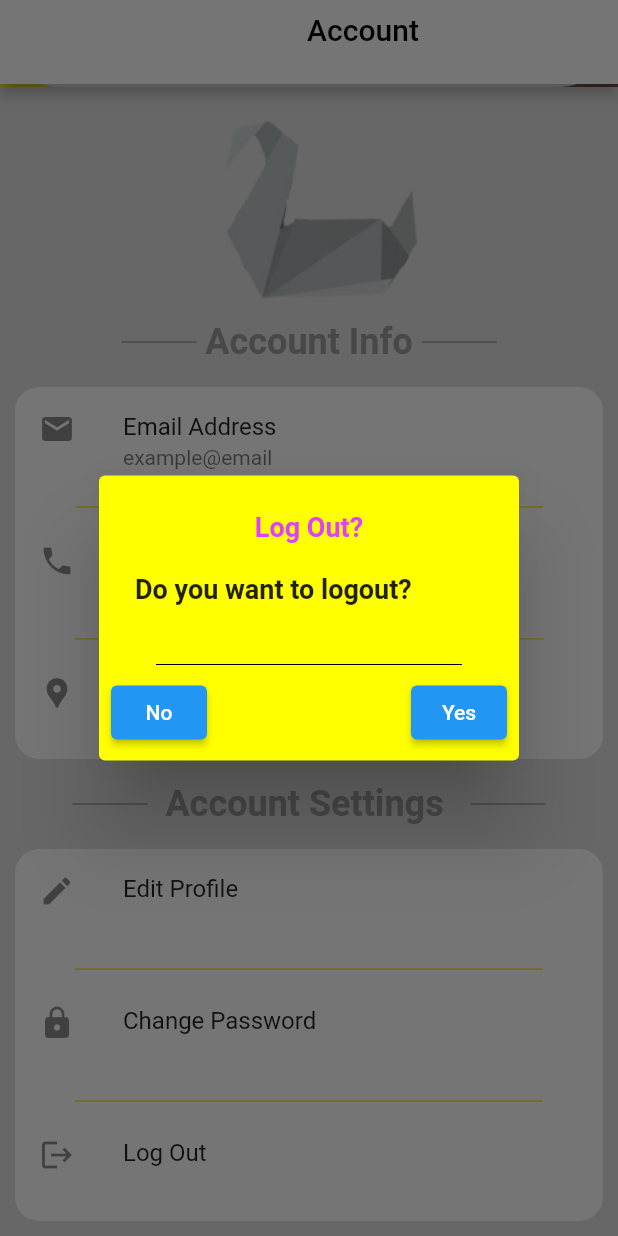
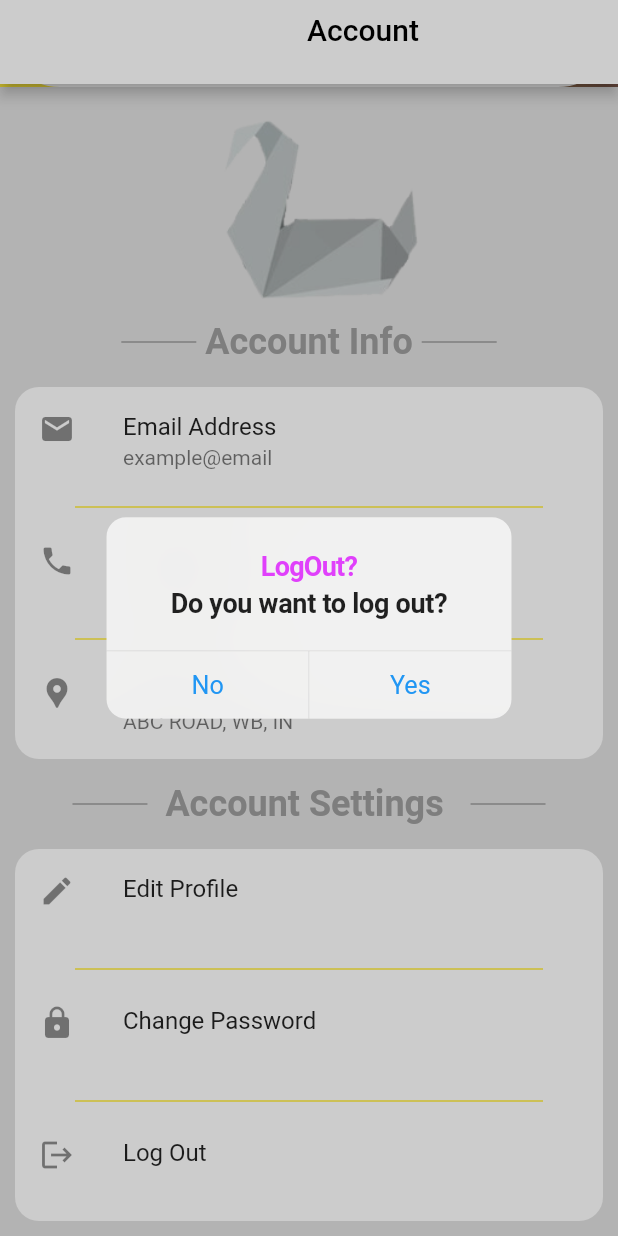
Before and after one commit to AvinandanBose/multistoreapp, a Flutter app: the ProfileScreen screen opened directly, scrolled down 162 dp, after a tap on "Log Out", on a phone screen of 412 x 824 dp. Run offline on Flutter 3.47's test engine with Material 2 defaults, Android fonts, the phone set to English and light mode, and no system bars; our stand-ins replace animated_text_kit, firebase_auth, firebase_core, image_picker; accounts and stored records are empty; network calls fail.

Commit message:
LogOutUsingCupertinoAlertButton2(Final)

```diff
--- a/lib/main_screen/profile.dart
+++ b/lib/main_screen/profile.dart
@@ -1,4 +1,5 @@
 import 'package:firebase_auth/firebase_auth.dart';
+import 'package:flutter/cupertino.dart';
 import 'package:flutter/material.dart';
 import 'package:multistoreapp/customer_screens/customer_orders.dart';
 import 'package:multistoreapp/customer_screens/wishlist.dart';
@@ -249,62 +250,21 @@ class _ProfileScreenState extends State<ProfileScreen> {
                                       title: 'Log Out',
                                       icon: Icons.logout,
                                       onPressed: () {
-                                        showDialog(
+                                        MyAlertDialogue.showMyDialogue(
                                           context: context,
-                                          builder: (BuildContext context) =>
-                                              AlertDialog(
-                                            backgroundColor:
-                                                Colors.yellowAccent,
-                                            title: const Center(
-                                              child: Text(
-                                                'Log Out?',
-                                                style: TextStyle(
-                                                  fontWeight: FontWeight.bold,
-                                                  fontSize: 18,
-                                                  color: Colors.purpleAccent,
-                                                ),
-                                              ),
-                                            ),
-                                            content: const Text(
-                                              'Do you want to logout?',
-                                              style: TextStyle(
-                                                fontWeight: FontWeight.bold,
-                                                fontSize: 18,
-                                                color: Colors.black87,
-                                              ),
-                                            ),
-                                            actions: <Widget>[
-                                              const Divider(
-                                                color: Colors.black,
-                                                indent: 30,
-                                                endIndent: 30,
-                                              ),
-                                              Row(
-                                                mainAxisAlignment:
-                                                    MainAxisAlignment
-                                                        .spaceBetween,
-                                                children: <Widget>[
-                                                  ElevatedButton(
-                                                    onPressed: () {
-                                                      Navigator.pop(context);
-                                                    },
-                                                    child: const Text('No'),
-                                                  ),
-                                                  ElevatedButton(
-                                                    onPressed: () async {
-                                                      await FirebaseAuth.instance.signOut();
-                                                      Navigator.pop(context);//Removes the back button
-                                                      Navigator
-                                                          .pushReplacementNamed(
-                                                              context,
-                                                              'welcome_screen');
-                                                    },
-                                                    child: const Text('Yes'),
-                                                  ),
-                                                ],
-                                              ),
-                                            ],
-                                          ),
+                                          dgTitle: 'LogOut?',
+                                          dgContent: 'Do you want to log out?',
+                                          tabNo: () {
+                                            Navigator.pop(context);
+                                          },
+                                          tabYes: () async {
+                                            await FirebaseAuth.instance
+                                                .signOut();
+                                            Navigator.pop(
+                                                context); //Removes the back button
+                                            Navigator.pushReplacementNamed(
+                                                context, 'welcome_screen');
+                                          },
                                         );
                                       },
                                     ),
@@ -320,6 +280,54 @@ class _ProfileScreenState extends State<ProfileScreen> {
                 ),
               ),
             ],
+          ),
+        ],
+      ),
+    );
+  }
+}
+
+class MyAlertDialogue {
+  static showMyDialogue({
+    required BuildContext context,
+    required String dgTitle,
+    required String dgContent,
+    required Function tabNo,
+    required Function tabYes,
+  }) {
+    showCupertinoDialog(
+      context: context,
+      builder: (BuildContext context) => CupertinoAlertDialog(
+        title: Center(
+          child: Text(
+            dgTitle,
+            style: const TextStyle(
+              fontWeight: FontWeight.bold,
+              fontSize: 18,
+              color: Colors.purpleAccent,
+            ),
+          ),
+        ),
+        content: Text(
+          dgContent,
+          style: const TextStyle(
+            fontWeight: FontWeight.bold,
+            fontSize: 18,
+            color: Colors.black87,
+          ),
+        ),
+        actions: <CupertinoDialogAction>[
+          CupertinoDialogAction(
+            onPressed: () {
+              tabNo();
+            },
+            child: const Text('No'),
+          ),
+          CupertinoDialogAction(
+            onPressed: () {
+              tabYes();
+            },
+            child: const Text('Yes'),
           ),
         ],
       ),
```
